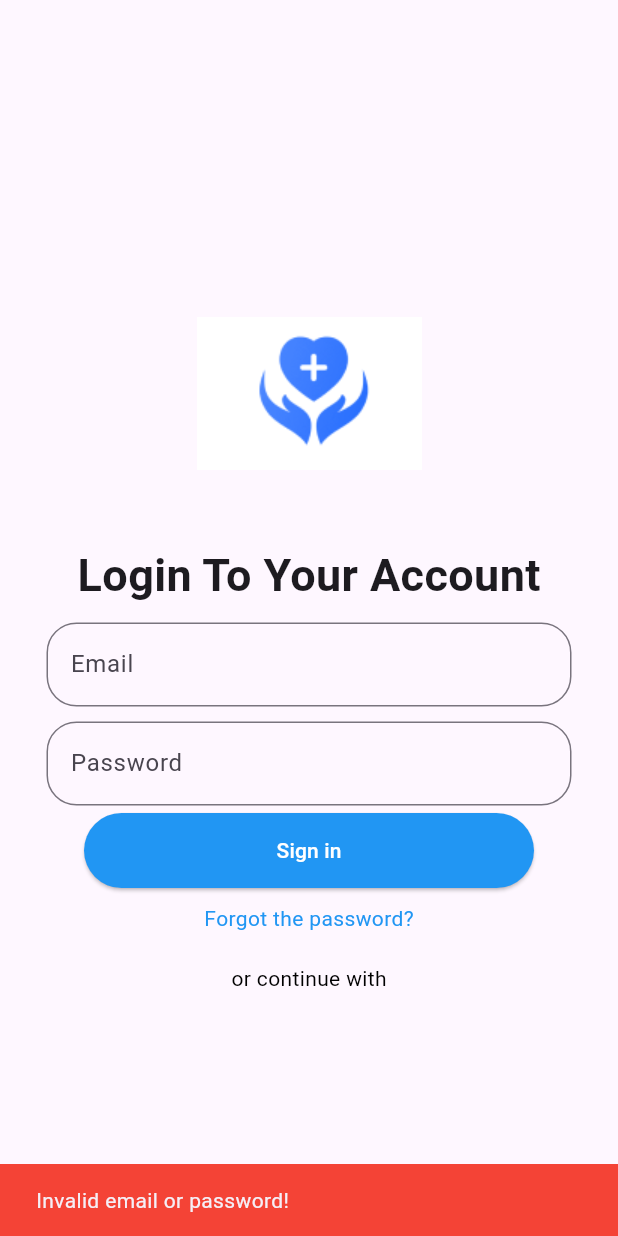
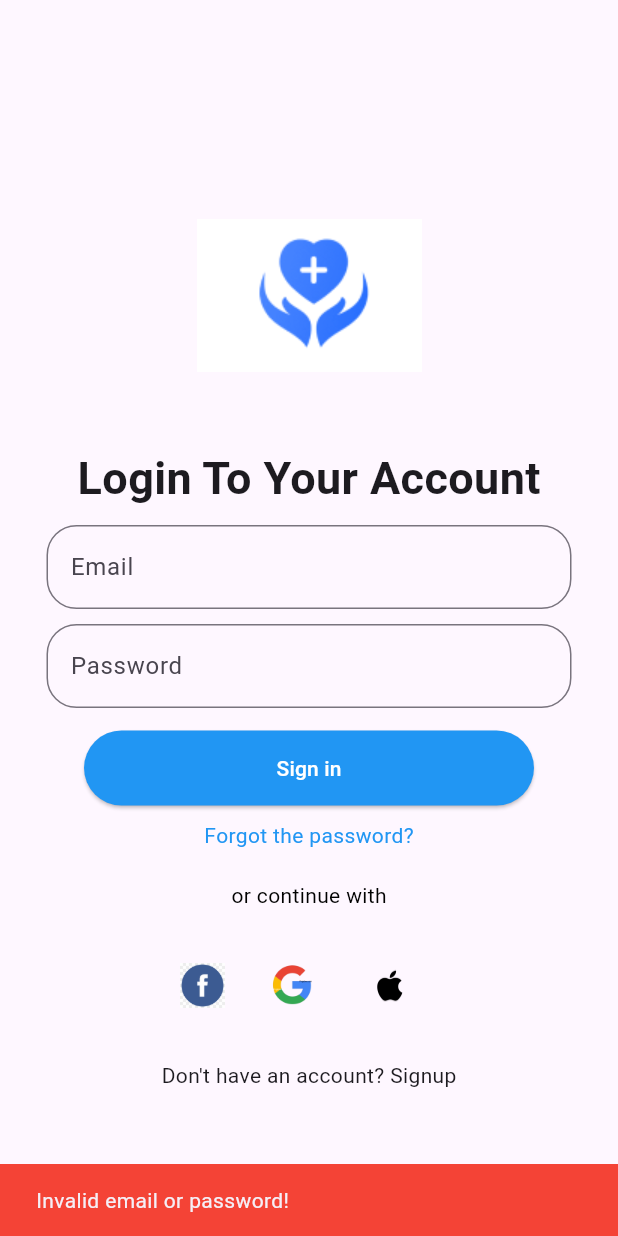
Before and after one commit to Hamizanoor/Home_app, a Flutter app: the Login screen opened directly, after a tap on "Sign in", on a phone screen of 412 x 824 dp. Run offline on Flutter 3.47's test engine with Material 3 defaults, Android fonts, the phone set to English and light mode, and no system bars.

```diff
--- a/lib/main.dart
+++ b/lib/main.dart
@@ -2,6 +2,7 @@ import 'package:flutter/material.dart';
 import 'package:homeapp/screens/details.dart';
 import 'package:homeapp/screens/house_1.dart';
 import 'package:homeapp/screens/login.dart';
+import 'package:homeapp/screens/splash_screens.dart';
 import 'package:homeapp/screens/wish_list.dart';
 
 void main() {
@@ -15,7 +16,7 @@ class MyApp extends StatelessWidget {
   Widget build(BuildContext context) {
     return MaterialApp(
       debugShowCheckedModeBanner: false,
-      home: House1(),
+      home: Login(),
     );
   }
 }
--- a/lib/screens/login.dart
+++ b/lib/screens/login.dart
@@ -1,4 +1,5 @@
 import 'package:flutter/material.dart';
+import 'package:homeapp/screens/house_1.dart';
 
 class Login extends StatefulWidget {
   const Login({super.key});
@@ -16,8 +17,12 @@ class _LoginState extends State<Login> {
     String password = passwordController.text;
 
     if (email == "test@example.com" && password == "123456") {
-
+      Navigator.push(
+        context,
+        MaterialPageRoute(builder: (context) => House1()),
+      );
     } else {
+      // Invalid credentials
       ScaffoldMessenger.of(context).showSnackBar(
         SnackBar(
           content: Text("Invalid email or password!"),
@@ -31,6 +36,7 @@ class _LoginState extends State<Login> {
   Widget build(BuildContext context) {
     return Scaffold(
       body: Center(
+        child: SingleChildScrollView(
           child: Column(
             mainAxisAlignment: MainAxisAlignment.center,
             children: [
@@ -77,9 +83,7 @@ class _LoginState extends State<Login> {
                   ),
                 ),
               ),
-            SizedBox(
-              height: 5,
-            ),
+              SizedBox(height: 15),
               ElevatedButton(
                 onPressed: handleLogin,
                 child: Text(
@@ -105,7 +109,37 @@ class _LoginState extends State<Login> {
                 "or continue with",
                 style: TextStyle(color: Colors.black),
               ),
+              SizedBox(height: 30),
+              Padding(
+                padding: const EdgeInsets.only(left: 120),
+                child: Row(
+                  children: [
+                    Container(
+                      height: 30,
+                      width: 30,
+                      child: Image.asset(
+                        "assets/images/fb.png",
+                      ),
+                    ),
+                    SizedBox(width: 30),
+                    Container(
+                      height: 30,
+                      width: 30,
+                      child: Image.asset("assets/images/google.png"),
+                    ),
+                    SizedBox(width: 30),
+                    Container(
+                      height: 40,
+                      width: 40,
+                      child: Image.asset("assets/images/Apple-Logo.png"),
+                    ),
                   ],
+                ),
+              ),
+              SizedBox(height: 30),
+              Text("Don't have an account? Signup"),
+            ],
+          ),
         ),
       ),
     );
```
Also changed, not shown: assets/images/Apple-Logo.png (added), assets/images/fb.png (added), assets/images/google.png (added). Lines whose indentation alone changed are shown as unchanged.
